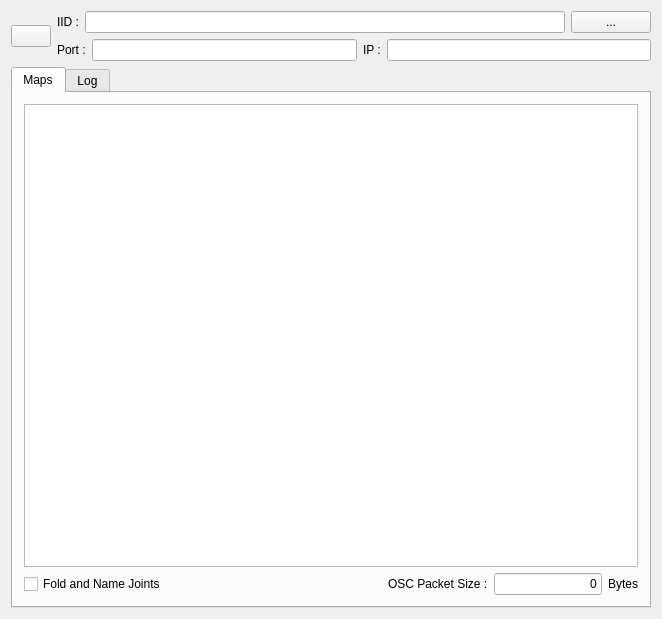
Above: src/FormFiles/MainForm.ui from arennuit/iisuoscbridge before the change. Below: the same form after it.
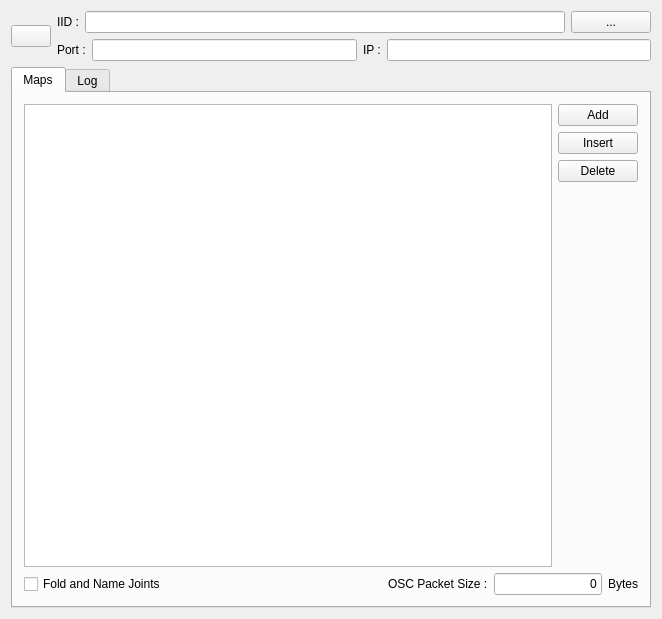
That is the form after the change. The open tabs and pages were chosen to show the change. Icons and pictures are not drawn.

Commit message: Added buttons to add, insert and delete path maps (they don't do anything right now).

```diff
--- a/src/FormFiles/MainForm.ui
+++ b/src/FormFiles/MainForm.ui
@@ -710,7 +710,49 @@
        </attribute>
        <layout class="QVBoxLayout" name="verticalLayout_5">
         <item>
-         <widget class="QTreeView" name="m_pathsView"/>
+         <layout class="QHBoxLayout" name="horizontalLayout_6">
+          <item>
+           <widget class="QTreeView" name="m_pathsView"/>
+          </item>
+          <item>
+           <layout class="QVBoxLayout" name="verticalLayout_4">
+            <item>
+             <widget class="QPushButton" name="m_addMapButton">
+              <property name="text">
+               <string>Add</string>
+              </property>
+             </widget>
+            </item>
+            <item>
+             <widget class="QPushButton" name="m_insertMapButton">
+              <property name="text">
+               <string>Insert</string>
+              </property>
+             </widget>
+            </item>
+            <item>
+             <widget class="QPushButton" name="m_deleteMapButton">
+              <property name="text">
+               <string>Delete</string>
+              </property>
+             </widget>
+            </item>
+            <item>
+             <spacer name="verticalSpacer">
+              <property name="orientation">
+               <enum>Qt::Vertical</enum>
+              </property>
+              <property name="sizeHint" stdset="0">
+               <size>
+                <width>20</width>
+                <height>40</height>
+               </size>
+              </property>
+             </spacer>
+            </item>
+           </layout>
+          </item>
+         </layout>
         </item>
         <item>
          <layout class="QHBoxLayout" name="horizontalLayout_5">
```
Left out of the diff: 2 changed lines with no effect on the pictures. The commit also changes 3 other files.
